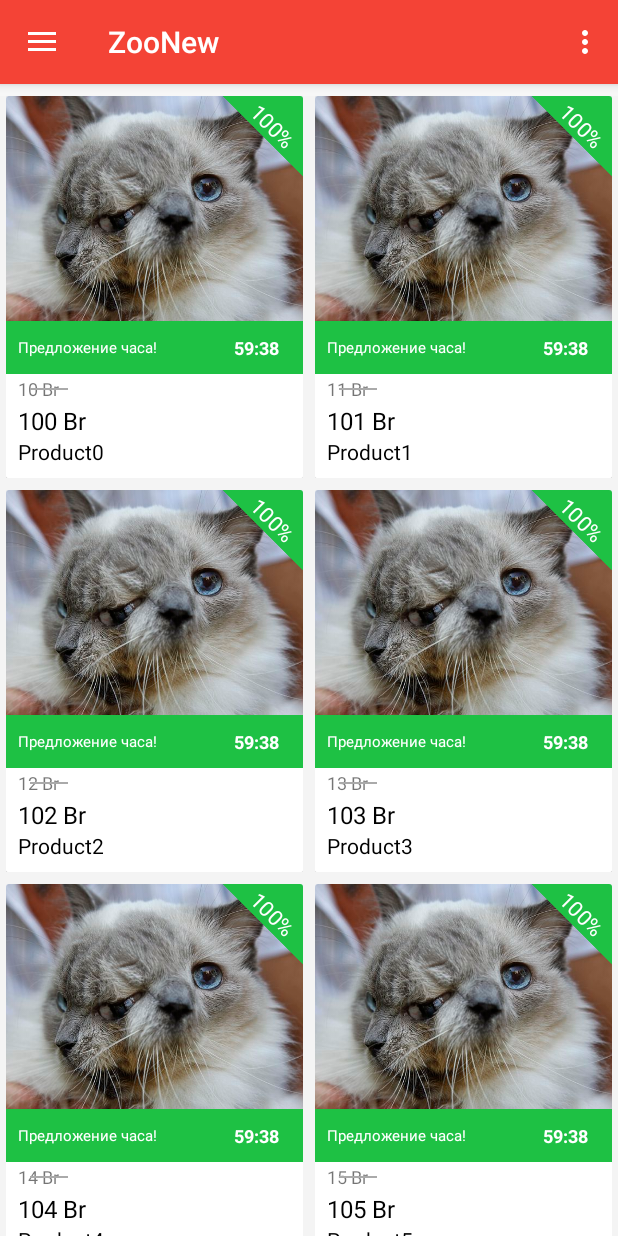
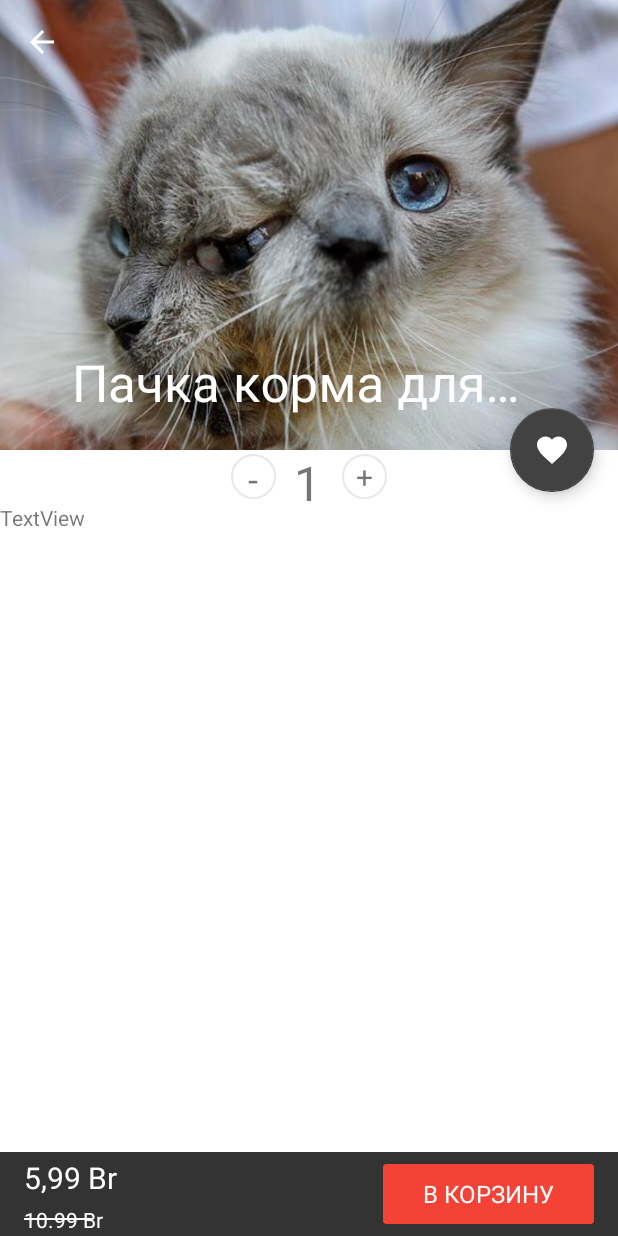
Before and after one commit to koverko-developer/ZooNew, an Android app: the screen it shows after launch (MainActivity before the commit, InfoProductActivity after it), after a tap on "Предложение часа!", on a phone screen of 412 x 824 dp. Run offline under Robolectric (Android 15) with nearby library versions, the phone set to English and light mode, and no system bars; 2 other taps on this screen came first.

Commit message:
first commint

```diff
--- a/app/build.gradle
+++ b/app/build.gradle
@@ -27,6 +27,6 @@ dependencies {
     compile 'com.android.support:appcompat-v7:25.3.1'
     compile 'com.android.support:design:25.3.1'
     compile 'com.android.support.constraint:constraint-layout:1.0.0-beta4'
+    compile 'com.android.support:cardview-v7:25.3.1'
     testCompile 'junit:junit:4.12'
-    compile 'com.android.support:cardview-v7:25.3.1'
 }
--- /dev/null
+++ b/app/src/main/java/com/example/mobiapp/zoonew/InfoProductActivity.java
@@ -0,0 +1,50 @@
+package com.example.mobiapp.zoonew;
+
+import android.os.Bundle;
+import android.support.design.widget.FloatingActionButton;
+import android.support.design.widget.Snackbar;
+import android.support.v7.app.AppCompatActivity;
+import android.support.v7.widget.Toolbar;
+import android.view.Menu;
+import android.view.MenuItem;
+import android.view.View;
+
+public class InfoProductActivity extends AppCompatActivity {
+
+    @Override
+    protected void onCreate(Bundle savedInstanceState) {
+        super.onCreate(savedInstanceState);
+        setContentView(R.layout.activity_info_product);
+
+        initializaComponent();
+    }
+
+    private void initializaComponent(){
+        setToolbar();
+    }
+
+    private void setToolbar(){
+        Toolbar toolbar = (Toolbar) findViewById(R.id.toolbar);
+        setSupportActionBar(toolbar);
+        getSupportActionBar().setDefaultDisplayHomeAsUpEnabled(true);
+        getSupportActionBar().setDisplayHomeAsUpEnabled(true);
+    }
+
+    @Override
+    public boolean onOptionsItemSelected(MenuItem item) {
+        switch (item.getItemId()) {
+            case android.R.id.home:
+                onBackPressed();
+                // do what you want to be done on home button click event
+                return true;
+            default:
+                return super.onOptionsItemSelected(item);
+        }
+    }
+
+    @Override
+    protected void onPostResume() {
+        initializaComponent();
+        super.onPostResume();
+    }
+}
--- a/app/src/main/java/com/example/mobiapp/zoonew/MainActivity.java
+++ b/app/src/main/java/com/example/mobiapp/zoonew/MainActivity.java
@@ -15,6 +15,7 @@ import android.support.v7.app.AppCompatActivity;
 import android.support.v7.widget.Toolbar;
 import android.view.Menu;
 import android.view.MenuItem;
+import android.widget.Toast;
 
 import com.example.mobiapp.zoonew.adapters.RecyclerViewAdapter;
 import com.example.mobiapp.zoonew.classes.Product;
@@ -128,4 +129,9 @@ public class MainActivity extends AppCompatActivity
         RecyclerViewAdapter adapter = new RecyclerViewAdapter(this, list);
         recyclerView.setAdapter(adapter);
     }
+
+    public void startInfoProduct(int position){
+        Toast.makeText(this, "Clicked Country Position = " + position, Toast.LENGTH_SHORT).show();
+        startActivity(new Intent(this, InfoProductActivity.class));
+    }
 }
--- a/app/src/main/java/com/example/mobiapp/zoonew/adapters/RecyclerViewAdapter.java
+++ b/app/src/main/java/com/example/mobiapp/zoonew/adapters/RecyclerViewAdapter.java
@@ -7,6 +7,7 @@ import android.view.LayoutInflater;
 import android.view.View;
 import android.view.ViewGroup;
 
+import com.example.mobiapp.zoonew.MainActivity;
 import com.example.mobiapp.zoonew.R;
 import com.example.mobiapp.zoonew.classes.Product;
 import com.example.mobiapp.zoonew.classes.RecomendedProduct;
@@ -22,9 +23,9 @@ import java.util.List;
 public class RecyclerViewAdapter extends RecyclerView.Adapter<RecyclerViewHolders> {
 
     private List<RecomendedProductHour> itemList;
-    private Context context;
+    private MainActivity context;
 
-    public RecyclerViewAdapter(Context context, List<RecomendedProductHour> itemList) {
+    public RecyclerViewAdapter(MainActivity context, List<RecomendedProductHour> itemList) {
         this.itemList = itemList;
         this.context = context;
     }
@@ -33,7 +34,7 @@ public class RecyclerViewAdapter extends RecyclerView.Adapter<RecyclerViewHolder
     public RecyclerViewHolders onCreateViewHolder(ViewGroup parent, int viewType) {
 
         View layoutView = LayoutInflater.from(parent.getContext()).inflate(R.layout.item_card_shop, null);
-        RecyclerViewHolders rcv = new RecyclerViewHolders(layoutView);
+        RecyclerViewHolders rcv = new RecyclerViewHolders(layoutView, context);
         return rcv;
     }
 
--- a/app/src/main/java/com/example/mobiapp/zoonew/viewholder/RecyclerViewHolders.java
+++ b/app/src/main/java/com/example/mobiapp/zoonew/viewholder/RecyclerViewHolders.java
@@ -6,6 +6,7 @@ import android.widget.ImageView;
 import android.widget.TextView;
 import android.widget.Toast;
 
+import com.example.mobiapp.zoonew.MainActivity;
 import com.example.mobiapp.zoonew.R;
 
 /**
@@ -16,19 +17,23 @@ public class RecyclerViewHolders extends RecyclerView.ViewHolder implements View
 
     public TextView name, price, endPrice, time;
     public ImageView imageViewProductRecomended;
+    MainActivity activity;
 
-    public RecyclerViewHolders(View itemView) {
+    public RecyclerViewHolders(View itemView, MainActivity activity) {
         super(itemView);
         itemView.setOnClickListener(this);
+        this.activity = activity;
         imageViewProductRecomended = (ImageView)itemView.findViewById(R.id.imageViewProductRecomended);
         name = (TextView) itemView.findViewById(R.id.textViewNameProductRecomended);
         price = (TextView) itemView.findViewById(R.id.textViewPriceProductRecomended);
         endPrice = (TextView) itemView.findViewById(R.id.textViewEndProductPriceRecomemded);
         time = (TextView) itemView.findViewById(R.id.textViewTimeProductRecomended);
+
     }
 
     @Override
     public void onClick(View view) {
-        Toast.makeText(view.getContext(), "Clicked Country Position = " + getPosition(), Toast.LENGTH_SHORT).show();
+        activity.startInfoProduct(getPosition());
+
     }
 }
--- /dev/null
+++ b/app/src/main/res/drawable/circle_tv.xml
@@ -0,0 +1,7 @@
+<?xml version="1.0" encoding="utf-8"?>
+<shape xmlns:android="http://schemas.android.com/apk/res/android"
+    android:shape="oval">
+    <stroke
+        android:width="1dp"
+        android:color="@color/border" />
+</shape>
--- /dev/null
+++ b/app/src/main/res/drawable/ic_favorite_black_24dp_primary.xml
@@ -0,0 +1,9 @@
+<vector xmlns:android="http://schemas.android.com/apk/res/android"
+        android:width="24dp"
+        android:height="24dp"
+        android:viewportWidth="24.0"
+        android:viewportHeight="24.0">
+    <path
+        android:fillColor="#f44336"
+        android:pathData="M12,21.35l-1.45,-1.32C5.4,15.36 2,12.28 2,8.5 2,5.42 4.42,3 7.5,3c1.74,0 3.41,0.81 4.5,2.09C13.09,3.81 14.76,3 16.5,3 19.58,3 22,5.42 22,8.5c0,3.78 -3.4,6.86 -8.55,11.54L12,21.35z"/>
+</vector>
--- /dev/null
+++ b/app/src/main/res/drawable/ic_favorite_black_24dp_whit.xml
@@ -0,0 +1,4 @@
+<vector android:height="32dp" android:viewportHeight="24.0"
+    android:viewportWidth="24.0" android:width="32dp" xmlns:android="http://schemas.android.com/apk/res/android">
+    <path android:fillColor="#FFF" android:pathData="M12,21.35l-1.45,-1.32C5.4,15.36 2,12.28 2,8.5 2,5.42 4.42,3 7.5,3c1.74,0 3.41,0.81 4.5,2.09C13.09,3.81 14.76,3 16.5,3 19.58,3 22,5.42 22,8.5c0,3.78 -3.4,6.86 -8.55,11.54L12,21.35z"/>
+</vector>
--- /dev/null
+++ b/app/src/main/res/drawable/ic_shopping_basket_black_24dp.xml
@@ -0,0 +1,5 @@
+<vector android:alpha="0.54" android:height="24dp"
+    android:viewportHeight="24.0" android:viewportWidth="24.0"
+    android:width="24dp" xmlns:android="http://schemas.android.com/apk/res/android">
+    <path android:fillColor="#FF000000" android:pathData="M17.21,9l-4.38,-6.56c-0.19,-0.28 -0.51,-0.42 -0.83,-0.42 -0.32,0 -0.64,0.14 -0.83,0.43L6.79,9L2,9c-0.55,0 -1,0.45 -1,1 0,0.09 0.01,0.18 0.04,0.27l2.54,9.27c0.23,0.84 1,1.46 1.92,1.46h13c0.92,0 1.69,-0.62 1.93,-1.46l2.54,-9.27L23,10c0,-0.55 -0.45,-1 -1,-1h-4.79zM9,9l3,-4.4L15,9L9,9zM12,17c-1.1,0 -2,-0.9 -2,-2s0.9,-2 2,-2 2,0.9 2,2 -0.9,2 -2,2z"/>
+</vector>
--- /dev/null
+++ b/app/src/main/res/drawable/ic_shopping_basket_black_24dp_primary.xml
@@ -0,0 +1,9 @@
+<vector xmlns:android="http://schemas.android.com/apk/res/android"
+        android:width="24dp"
+        android:height="24dp"
+        android:viewportWidth="24.0"
+        android:viewportHeight="24.0">
+    <path
+        android:fillColor="#f44336"
+        android:pathData="M17.21,9l-4.38,-6.56c-0.19,-0.28 -0.51,-0.42 -0.83,-0.42 -0.32,0 -0.64,0.14 -0.83,0.43L6.79,9L2,9c-0.55,0 -1,0.45 -1,1 0,0.09 0.01,0.18 0.04,0.27l2.54,9.27c0.23,0.84 1,1.46 1.92,1.46h13c0.92,0 1.69,-0.62 1.93,-1.46l2.54,-9.27L23,10c0,-0.55 -0.45,-1 -1,-1h-4.79zM9,9l3,-4.4L15,9L9,9zM12,17c-1.1,0 -2,-0.9 -2,-2s0.9,-2 2,-2 2,0.9 2,2 -0.9,2 -2,2z"/>
+</vector>
--- /dev/null
+++ b/app/src/main/res/layout/activity_info_product.xml
@@ -0,0 +1,214 @@
+<?xml version="1.0" encoding="utf-8"?>
+
+<android.support.design.widget.CoordinatorLayout
+    xmlns:android="http://schemas.android.com/apk/res/android"
+    xmlns:app="http://schemas.android.com/apk/res-auto"
+    android:layout_width="match_parent"
+    android:layout_height="match_parent"
+    android:background="@android:color/background_light"
+    android:fitsSystemWindows="true"
+    >
+
+    <android.support.design.widget.AppBarLayout
+        android:id="@+id/main.appbar"
+        android:layout_width="match_parent"
+        android:layout_height="300dp"
+        android:theme="@style/ThemeOverlay.AppCompat.Dark.ActionBar"
+        android:fitsSystemWindows="true"
+        >
+
+        <android.support.design.widget.CollapsingToolbarLayout
+            android:id="@+id/main.collapsing"
+            android:layout_width="match_parent"
+            android:layout_height="match_parent"
+            app:layout_scrollFlags="scroll|exitUntilCollapsed"
+            android:fitsSystemWindows="true"
+            app:contentScrim="?attr/colorPrimary"
+            app:expandedTitleMarginStart="48dp"
+            app:expandedTitleMarginEnd="64dp"
+            >
+
+            <ImageView
+                android:id="@+id/main.backdrop"
+                android:layout_width="match_parent"
+                android:layout_height="match_parent"
+                android:scaleType="centerCrop"
+                android:fitsSystemWindows="true"
+                android:src="@drawable/test_cat"
+                app:layout_collapseMode="parallax"
+                />
+
+
+
+            <android.support.v7.widget.Toolbar
+                android:id="@+id/toolbar"
+                android:layout_width="match_parent"
+                android:layout_height="?attr/actionBarSize"
+                app:popupTheme="@style/ThemeOverlay.AppCompat.Light"
+                app:layout_collapseMode="pin"
+                />
+        </android.support.design.widget.CollapsingToolbarLayout>
+    </android.support.design.widget.AppBarLayout>
+
+    <android.support.v4.widget.NestedScrollView
+        android:layout_width="match_parent"
+        android:layout_height="match_parent"
+        android:layout_marginBottom="56dp"
+        app:layout_behavior="@string/appbar_scrolling_view_behavior">
+
+        <LinearLayout
+            android:layout_width="match_parent"
+            android:layout_height="wrap_content"
+            android:orientation="vertical">
+
+            <RelativeLayout
+                android:layout_width="match_parent"
+                android:layout_height="35dp"
+                android:gravity="center">
+
+                <TextView
+                    android:id="@+id/textView18"
+                    android:layout_width="30dp"
+                    android:layout_height="30dp"
+                    android:layout_centerVertical="true"
+                    android:layout_marginLeft="17dp"
+                    android:layout_marginStart="32dp"
+                    android:background="@drawable/circle_tv"
+                    android:gravity="center"
+                    android:text="+"
+                    android:textSize="20sp" />
+
+                <TextView
+                    android:id="@+id/textView17"
+                    android:layout_width="wrap_content"
+                    android:layout_height="match_parent"
+                    android:gravity="center_vertical"
+                    android:text="1"
+                    android:textSize="32sp" />
+
+                <TextView
+                    android:id="@+id/textView16"
+                    android:layout_width="30dp"
+                    android:layout_height="30dp"
+                    android:layout_marginEnd="12dp"
+                    android:layout_marginRight="12dp"
+                    android:background="@drawable/circle_tv"
+                    android:gravity="center"
+                    android:text="-"
+                    android:textSize="24sp"
+                    android:layout_centerVertical="true"
+                    android:layout_toLeftOf="@+id/textView17"
+                    android:layout_toStartOf="@+id/textView17" />
+            </RelativeLayout>
+            <TextView
+                android:id="@+id/textView14"
+                android:layout_width="wrap_content"
+                android:layout_height="wrap_content"
+                android:layout_weight="1"
+                android:text="TextView" />
+        </LinearLayout>
+
+    </android.support.v4.widget.NestedScrollView>
+
+    <android.support.design.widget.FloatingActionButton
+        android:layout_width="wrap_content"
+        android:layout_height="wrap_content"
+        android:layout_margin="@dimen/activity_horizontal_margin"
+        android:src="@drawable/ic_favorite_black_24dp_whit"
+        app:backgroundTint="@color/cardview_dark_background"
+        app:layout_anchor="@id/main.appbar"
+        app:layout_anchorGravity="bottom|right|end"
+        app:rippleColor="@android:color/transparent" />
+
+    <RelativeLayout
+        android:layout_width="match_parent"
+        android:layout_height="56dp"
+        android:layout_gravity="bottom"
+        android:background="@color/blacks">
+
+        <LinearLayout
+            android:layout_width="match_parent"
+            android:layout_height="match_parent"
+            android:orientation="horizontal"
+            android:weightSum="10">
+
+            <LinearLayout
+                android:layout_width="match_parent"
+                android:layout_height="match_parent"
+                android:layout_weight="4"
+                android:orientation="vertical"
+                android:weightSum="10">
+
+                <RelativeLayout
+                    android:layout_width="match_parent"
+                    android:layout_height="match_parent"
+                    android:layout_weight="4">
+
+                    <TextView
+                        android:id="@+id/textView9"
+                        android:layout_width="match_parent"
+                        android:layout_height="match_parent"
+                        android:gravity="center_vertical"
+                        android:paddingLeft="16dp"
+                        android:text="5,99 Br"
+                        android:textColor="@color/white"
+                        android:textColorHint="@color/white"
+                        android:textSize="20sp" />
+                </RelativeLayout>
+
+                <RelativeLayout
+                    android:layout_width="wrap_content"
+                    android:layout_height="match_parent"
+                    android:layout_marginLeft="16dp"
+                    android:layout_weight="6"
+                    android:visibility="visible">
+
+                    <LinearLayout
+                        android:layout_width="45dp"
+                        android:layout_height="1dp"
+                        android:layout_centerVertical="true"
+                        android:background="@color/white"
+                        android:orientation="horizontal"></LinearLayout>
+
+                    <TextView
+                        android:id="@+id/textView8"
+                        android:layout_width="wrap_content"
+                        android:layout_height="match_parent"
+                        android:layout_weight="6"
+                        android:gravity="center_vertical"
+                        android:text="10.99 Br"
+                        android:textColor="@color/white"
+                        android:textColorHint="@color/white" />
+                </RelativeLayout>
+
+            </LinearLayout>
+
+            <RelativeLayout
+                android:layout_width="match_parent"
+                android:layout_height="match_parent"
+                android:layout_weight="6"
+                android:paddingBottom="8dp"
+                android:paddingLeft="8dp"
+                android:paddingRight="16dp"
+                android:paddingTop="8dp">
+
+                <android.support.v7.widget.CardView
+                    android:layout_width="match_parent"
+                    android:layout_height="match_parent"
+                    app:cardBackgroundColor="@color/colorPrimary" >
+
+                    <TextView
+                        android:id="@+id/textView6"
+                        android:layout_width="match_parent"
+                        android:layout_height="match_parent"
+                        android:gravity="center"
+                        android:text="В КОРЗИНУ"
+                        android:textColor="@color/white"
+                        android:textSize="16sp" />
+                </android.support.v7.widget.CardView>
+            </RelativeLayout>
+
+        </LinearLayout>
+    </RelativeLayout>
+
+</android.support.design.widget.CoordinatorLayout>
--- /dev/null
+++ b/app/src/main/res/layout/content_info_product.xml
@@ -0,0 +1,11 @@
+<?xml version="1.0" encoding="utf-8"?>
+<android.support.constraint.ConstraintLayout xmlns:android="http://schemas.android.com/apk/res/android"
+    xmlns:app="http://schemas.android.com/apk/res-auto"
+    xmlns:tools="http://schemas.android.com/tools"
+    android:layout_width="match_parent"
+    android:layout_height="match_parent"
+    app:layout_behavior="@string/appbar_scrolling_view_behavior"
+    tools:context="com.example.mobiapp.zoonew.InfoProductActivity"
+    tools:showIn="@layout/activity_info_product">
+
+</android.support.constraint.ConstraintLayout>
--- a/app/src/main/res/layout/item_card_shop.xml
+++ b/app/src/main/res/layout/item_card_shop.xml
@@ -69,7 +69,7 @@
 
                     <TextView
                         android:id="@+id/textViewEndProductPriceRecomemded"
-                        android:layout_width="match_parent"
+                        android:layout_width="wrap_content"
                         android:layout_height="match_parent"
                         android:layout_marginLeft="8dp"
                         android:gravity="center_vertical"
@@ -143,6 +143,15 @@
                         </RelativeLayout>
 
                     </LinearLayout>
+
+                    <ImageView
+                        android:id="@+id/imageView10"
+                        android:layout_width="wrap_content"
+                        android:layout_height="wrap_content"
+                        android:layout_alignParentRight="true"
+                        android:layout_alignParentTop="true"
+                        android:layout_marginRight="4dp"
+                        app:srcCompat="@drawable/ic_shopping_basket_black_24dp" />
                 </RelativeLayout>
             </LinearLayout>
 
--- /dev/null
+++ b/app/src/main/res/layout/view_col_vo_product.xml
@@ -0,0 +1,33 @@
+<?xml version="1.0" encoding="utf-8"?>
+<RelativeLayout xmlns:android="http://schemas.android.com/apk/res/android"
+    android:orientation="vertical" android:layout_width="match_parent"
+    android:layout_height="match_parent">
+
+    <TextView
+        android:id="@+id/textView13"
+        android:layout_width="wrap_content"
+        android:layout_height="wrap_content"
+        android:text="TextView" />
+
+    <TextView
+        android:id="@+id/textView12"
+        android:layout_width="wrap_content"
+        android:layout_height="wrap_content"
+        android:layout_alignParentTop="true"
+        android:layout_marginLeft="20dp"
+        android:layout_marginStart="20dp"
+        android:layout_toEndOf="@+id/textView13"
+        android:layout_toRightOf="@+id/textView13"
+        android:text="1" />
+
+    <TextView
+        android:id="@+id/textView10"
+        android:layout_width="wrap_content"
+        android:layout_height="wrap_content"
+        android:text="TextView"
+        android:layout_alignParentTop="true"
+        android:layout_toRightOf="@+id/textView12"
+        android:layout_toEndOf="@+id/textView12"
+        android:layout_marginLeft="16dp"
+        android:layout_marginStart="16dp" />
+</RelativeLayout>
--- a/app/src/main/res/values/colors.xml
+++ b/app/src/main/res/values/colors.xml
@@ -7,4 +7,6 @@
     <color name="ym_background">#FAFAFA</color>
     <color name="white">#FFF</color>
     <color name="green">#1ec144</color>
+    <color name="blacks">#333333</color>
+    <color name="border">#e7e8e8</color>
 </resources>
--- a/app/src/main/res/values/strings.xml
+++ b/app/src/main/res/values/strings.xml
@@ -6,4 +6,8 @@
 
     <string name="action_settings">Settings</string>
     <string name="title_activity_catalog">Каталог товаров</string>
+    <string name="title_activity_info_product">Пачка корма для кота</string>
+    <string name="lorem">адаптер ─ хотя многие android разработчики не знают что это изначально патерн, а не класс )) (работать им это абсолютно не мешает)
+фабрики
+ну а в целом не стоит забывать что на мобильном устройстве до сих пор сильно ограничены ресурсы, в большинстве случаев не стоит пытаться реализовать тот или иной патерн от а до я. Например мои приложения с натяжкой можно считать реализацией mvc/mvp (сейчас больше склоняюсь к mvp) но не являются ими в полной мере</string>
 </resources>
```
Also changed, not shown: app/src/main/AndroidManifest.xml (+6 -2 lines).
